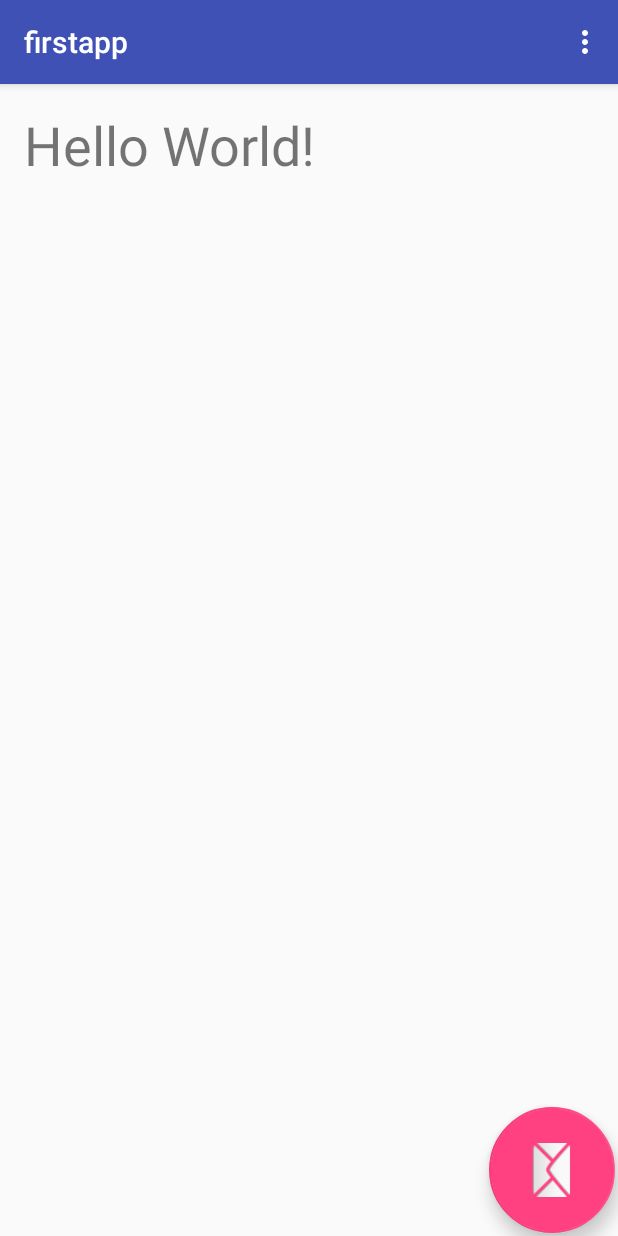
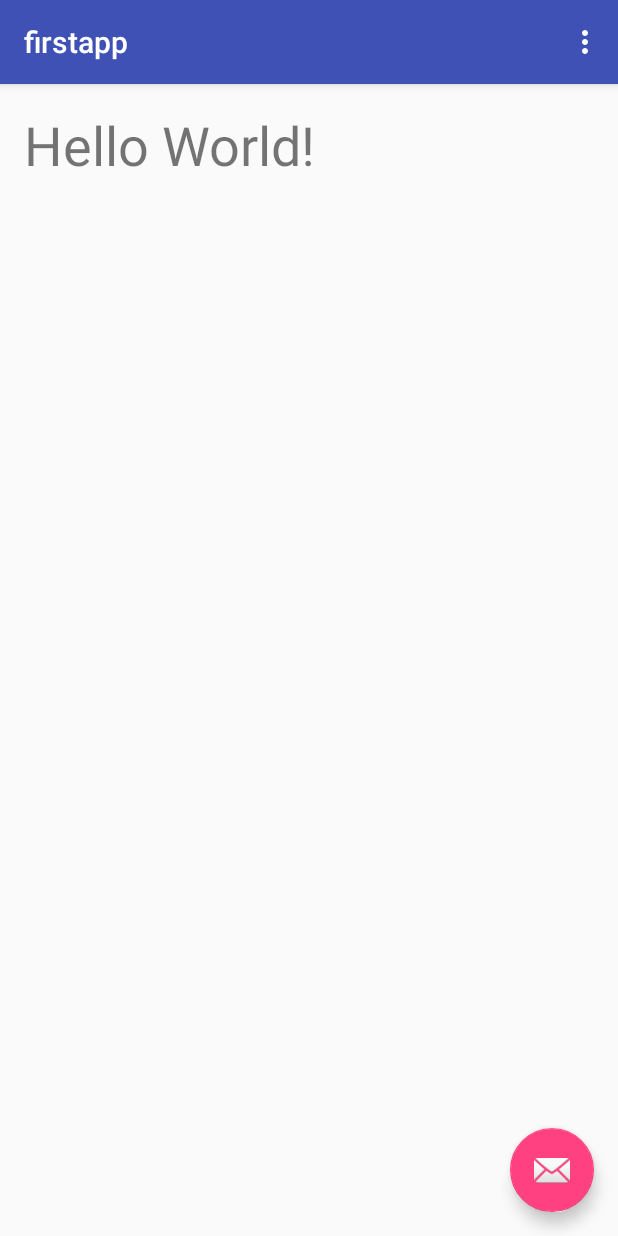
Before and after one commit to Fatalgnome/First-Android-App, an Android app: the screen it shows after launch (MainActivity), on a phone screen of 412 x 824 dp. Run offline under Robolectric (Android 15) with nearby library versions, the phone set to English and light mode, and no system bars.

```diff
--- a/firstapp/app/src/main/res/layout/activity_main.xml
+++ b/firstapp/app/src/main/res/layout/activity_main.xml
@@ -32,8 +32,5 @@
         android:layout_height="138dp"
         android:layout_gravity="bottom|end"
         android:layout_margin="@dimen/fab_margin"
-        android:rotation="90"
-        android:scaleX="1.5"
-        android:scaleY="1.5"
         android:src="@android:drawable/ic_dialog_email" />
 </android.support.design.widget.CoordinatorLayout>
```
